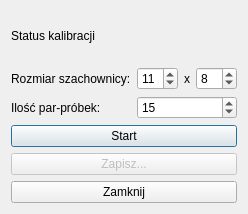
This is calibrationdialog.ui in richardboo/modelling-hand-trajectory-3d as Qt 5 draws it before an edit. The edited form follows.
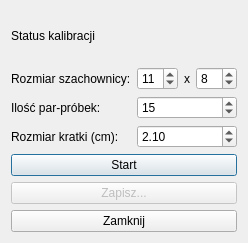
This is the edited form.

Diff of the .ui file:
```diff
--- a/calibrationdialog.ui
+++ b/calibrationdialog.ui
@@ -6,7 +6,7 @@
    <rect>
     <x>0</x>
     <y>0</y>
-    <width>244</width>
+    <width>231</width>
     <height>207</height>
    </rect>
   </property>
@@ -63,14 +63,14 @@
      </property>
     </widget>
    </item>
-   <item row="3" column="0" colspan="4">
+   <item row="4" column="0" colspan="4">
     <widget class="QPushButton" name="buttonCalibrationStart">
      <property name="text">
       <string>Start</string>
      </property>
     </widget>
    </item>
-   <item row="4" column="0" colspan="4">
+   <item row="5" column="0" colspan="4">
     <widget class="QPushButton" name="buttonCalibrationSave">
      <property name="enabled">
       <bool>false</bool>
@@ -119,13 +119,33 @@
      </property>
     </widget>
    </item>
-   <item row="5" column="0" colspan="4">
+   <item row="6" column="0" colspan="4">
     <widget class="QPushButton" name="closeButton">
      <property name="text">
       <string>Zamknij</string>
      </property>
     </widget>
    </item>
+   <item row="3" column="0">
+    <widget class="QLabel" name="label_3">
+     <property name="text">
+      <string>Rozmiar kratki (cm):</string>
+     </property>
+    </widget>
+   </item>
+   <item row="3" column="1" colspan="3">
+    <widget class="QDoubleSpinBox" name="realSizeSpinBox">
+     <property name="maximum">
+      <double>10.000000000000000</double>
+     </property>
+     <property name="singleStep">
+      <double>0.050000000000000</double>
+     </property>
+     <property name="value">
+      <double>2.100000000000000</double>
+     </property>
+    </widget>
+   </item>
   </layout>
  </widget>
  <layoutdefault spacing="6" margin="11"/>
```
